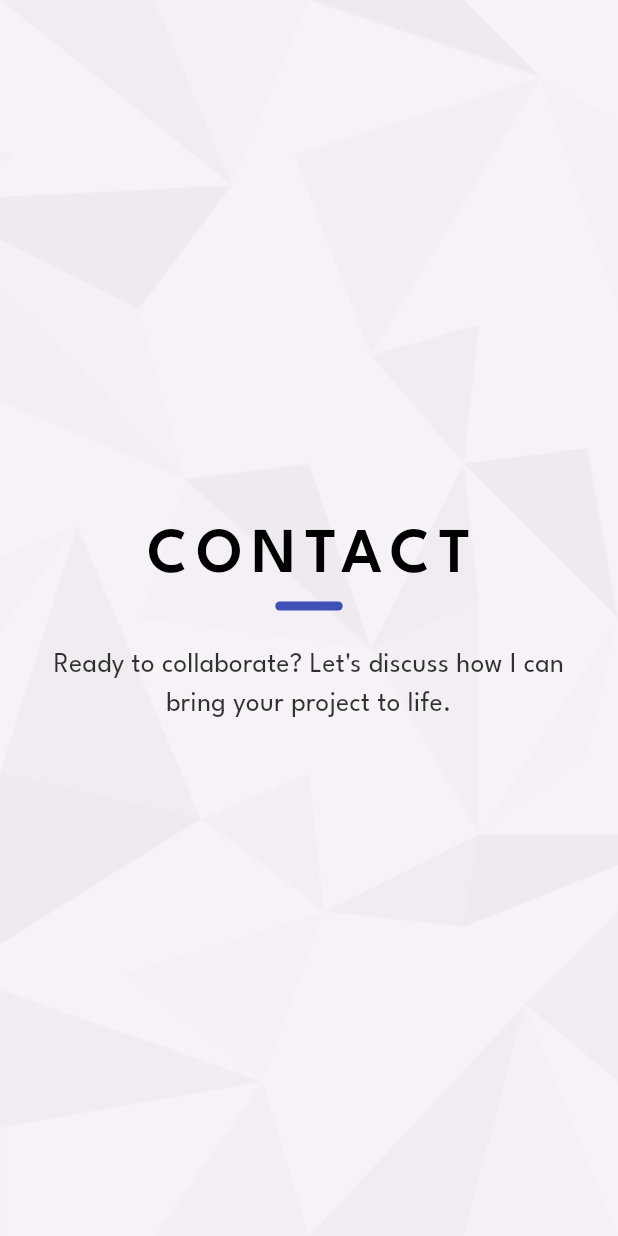
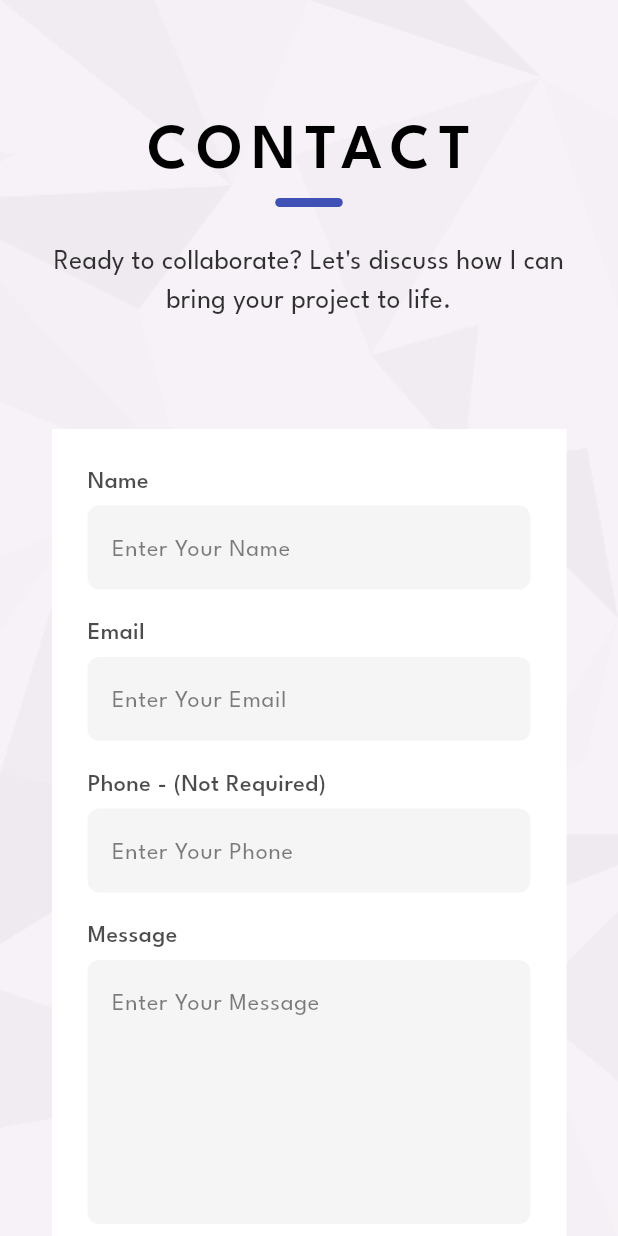
Before and after one commit to AliEl-Saka/portfolio, a Flutter app: the ContactSection widget shown alone on an empty page, opened directly, on a phone screen of 412 x 824 dp. Run offline on Flutter 3.47's test engine with Material 3 defaults, Android fonts, the phone set to English and light mode, and no system bars; our stand-ins replace flutter_svg, responsive_builder.

Commit message:
finish contact section

```diff
--- /dev/null
+++ b/lib/core/extension/sized_box_extension.dart
@@ -0,0 +1,7 @@
+import 'package:flutter/material.dart';
+
+extension EmptySpace on num {
+  SizedBox get height => SizedBox(height: toDouble());
+
+  SizedBox get width => SizedBox(width: toDouble());
+}
--- /dev/null
+++ b/lib/core/widgets/custom_text_form_field.dart
@@ -0,0 +1,29 @@
+import 'package:flutter/material.dart';
+
+class CustomTextFormField extends StatelessWidget {
+  const CustomTextFormField({super.key, required this.hintText, this.maxLines});
+  final String hintText;
+  final int? maxLines;
+
+  @override
+  Widget build(BuildContext context) {
+    return TextFormField(
+      maxLines: maxLines,
+      decoration: InputDecoration(
+        filled: true,
+        fillColor: Colors.grey.withOpacity(0.1),
+        hintText: hintText,
+        hintStyle: TextStyle(
+          fontFamily: 'LeagueSpartan',
+          color: Colors.black.withOpacity(0.5),
+        ),
+        enabledBorder: const OutlineInputBorder(
+            borderSide: BorderSide(color: Colors.transparent),
+            borderRadius: BorderRadius.all(Radius.circular(8))),
+        focusedBorder: const OutlineInputBorder(
+            borderSide: BorderSide(color: Colors.transparent),
+            borderRadius: BorderRadius.all(Radius.circular(8))),
+      ),
+    );
+  }
+}
--- /dev/null
+++ b/lib/core/widgets/header_with_custom_text_form_field.dart
@@ -0,0 +1,34 @@
+import 'package:flutter/material.dart';
+import 'package:portfolio/core/widgets/custom_text.dart';
+import 'package:portfolio/core/widgets/custom_text_form_field.dart';
+
+class HeaderWithCustomTextField extends StatelessWidget {
+  const HeaderWithCustomTextField(
+      {super.key,
+      required this.headerName,
+      required this.hintText,
+      this.maxLines});
+  final String headerName;
+  final String hintText;
+  final int? maxLines;
+  @override
+  Widget build(BuildContext context) {
+    return Column(
+      crossAxisAlignment: CrossAxisAlignment.start,
+      children: [
+        CustomText(
+          headerName,
+          fontSize: 16,
+          fontColor: Colors.black.withOpacity(0.7),
+        ),
+        const SizedBox(
+          height: 4,
+        ),
+        CustomTextFormField(
+          hintText: hintText,
+          maxLines: maxLines,
+        )
+      ],
+    );
+  }
+}
--- a/lib/views/sections/contact_section.dart
+++ b/lib/views/sections/contact_section.dart
@@ -1,6 +1,12 @@
 import 'package:flutter/material.dart';
+import 'package:portfolio/core/extension/sized_box_extension.dart';
 import 'package:portfolio/core/widgets/centered_view.dart';
+import 'package:portfolio/core/widgets/custom_button.dart';
+import 'package:portfolio/core/widgets/custom_text.dart';
+import 'package:portfolio/core/widgets/custom_text_form_field.dart';
 import 'package:portfolio/core/widgets/decoration.dart';
+import 'package:portfolio/core/widgets/header_with_custom_text_form_field.dart';
+import 'package:portfolio/widgets/contact_section/form.dart';
 import 'package:portfolio/widgets/contact_section/header.dart';
 
 class ContactSection extends StatelessWidget {
@@ -22,6 +28,10 @@ class ContactSection extends StatelessWidget {
           SizedBox(
             height: 72,
           ),
+          ContactSectionForm(),
+          SizedBox(
+            height: 72,
+          ),
         ],
       ))),
     );
--- /dev/null
+++ b/lib/widgets/contact_section/form.dart
@@ -0,0 +1,42 @@
+import 'package:flutter/material.dart';
+import 'package:portfolio/core/extension/sized_box_extension.dart';
+import 'package:portfolio/core/widgets/header_with_custom_text_form_field.dart';
+import 'package:portfolio/widgets/contact_section/responsive_submit_button.dart';
+
+class ContactSectionForm extends StatelessWidget {
+  const ContactSectionForm({super.key});
+
+  @override
+  Widget build(BuildContext context) {
+    return Container(
+      padding: const EdgeInsets.all(24),
+      color: Colors.white,
+      child: Column(
+        children: [
+          const HeaderWithCustomTextField(
+            headerName: 'Name',
+            hintText: 'Enter Your Name',
+          ),
+          18.height,
+          const HeaderWithCustomTextField(
+            headerName: 'Email',
+            hintText: 'Enter Your Email',
+          ),
+          18.height,
+          const HeaderWithCustomTextField(
+            headerName: 'Phone - (Not Required)',
+            hintText: 'Enter Your Phone',
+          ),
+          18.height,
+          const HeaderWithCustomTextField(
+            headerName: 'Message',
+            hintText: 'Enter Your Message',
+            maxLines: 6,
+          ),
+          28.height,
+          const ResponsiveContactSubmitButton()
+        ],
+      ),
+    );
+  }
+}
--- /dev/null
+++ b/lib/widgets/contact_section/responsive_submit_button.dart
@@ -0,0 +1,27 @@
+import 'package:flutter/material.dart';
+import 'package:portfolio/core/widgets/custom_button.dart';
+import 'package:responsive_builder/responsive_builder.dart';
+
+class ResponsiveContactSubmitButton extends StatelessWidget {
+  const ResponsiveContactSubmitButton({
+    super.key,
+  });
+
+  @override
+  Widget build(BuildContext context) {
+    return ResponsiveBuilder(
+      builder: (context, sizingInformation) {
+        bool isMobile =
+            sizingInformation.deviceScreenType == DeviceScreenType.mobile;
+        return Align(
+          alignment: Alignment.centerRight,
+          child: CustomButton(
+            buttonName: 'Submit',
+            innerVerticalPadding: 12,
+            width: isMobile ? double.infinity : 18,
+          ),
+        );
+      },
+    );
+  }
+}
```
